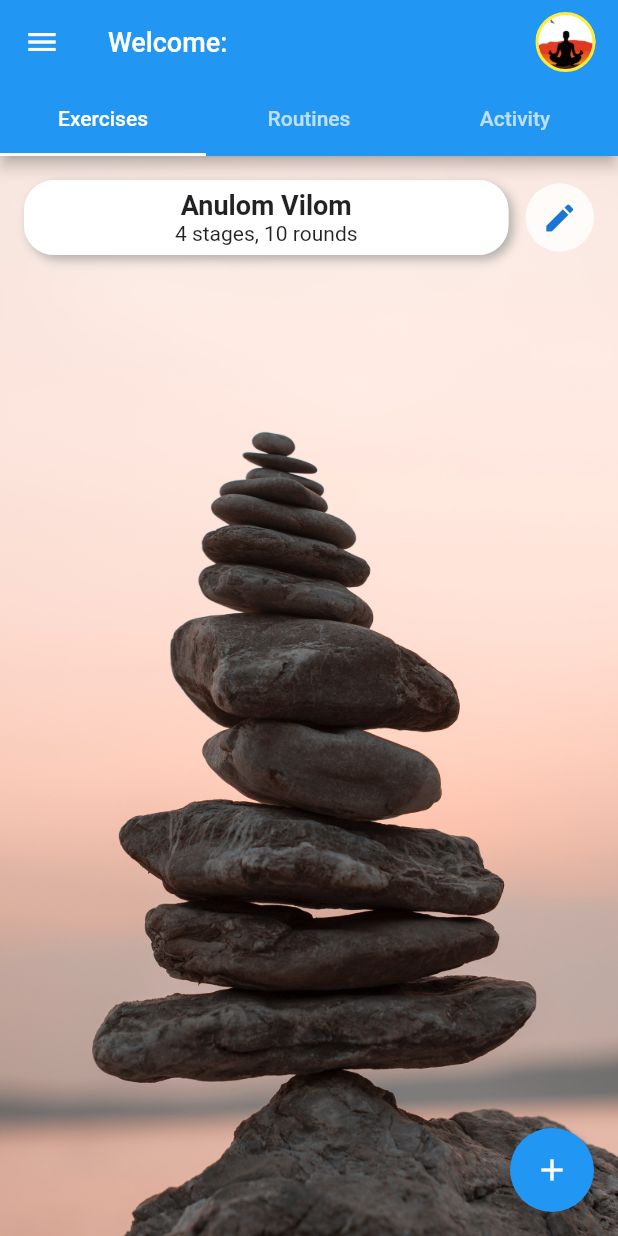
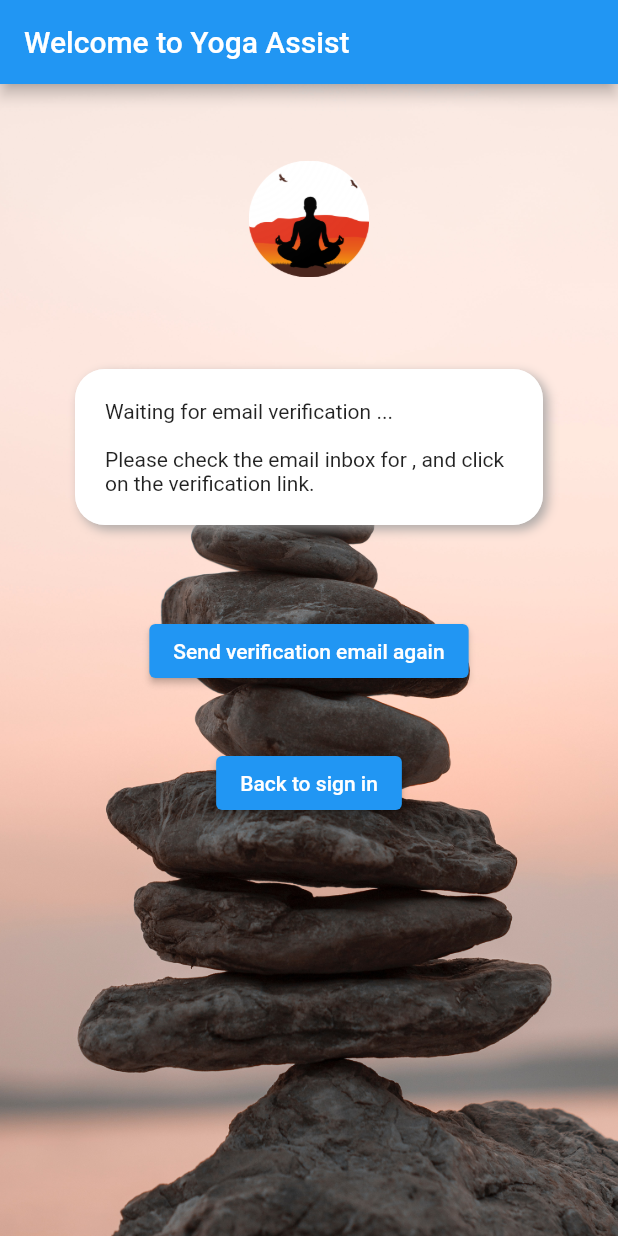
Before and after one commit to sandeshgoel/yoga-app, a Flutter app: the screen it shows once a user with an empty profile is signed in, on a phone screen of 412 x 824 dp. Run offline on Flutter 3.47's test engine with Material 2 defaults, Android fonts, the phone set to English and light mode, and no system bars; our stand-ins replace audioplayers, charts_flutter, cloud_firestore, firebase_auth, firebase_core, flutter_form_builder and 7 more; accounts and stored records are empty.

Commit message:
Added email verification

```diff
--- a/lib/main.dart
+++ b/lib/main.dart
@@ -2,10 +2,10 @@ import 'package:firebase_auth/firebase_auth.dart';
 import 'package:flutter/material.dart';
 import 'package:provider/provider.dart';
 import 'package:firebase_core/firebase_core.dart';
+import 'package:yoga/pages/email_verify_page.dart';
 import 'package:yoga/services/auth.dart';
-import 'package:yoga/services/database.dart';
+
 import 'package:yoga/pages/authenticate_page.dart';
-import 'package:yoga/services/tts.dart';
 
 import 'services/settings.dart';
 import 'pages/home_page.dart';
@@ -59,55 +59,10 @@ class _WrapperState extends State<Wrapper> {
   Widget build(BuildContext context) {
     final dynamic user = Provider.of<User?>(context);
 
-    if (user != null) {
-      _rightAfterSignIn(context, user);
-    }
-
-    return ((user != null) ? MyHomePage() : AuthenticatePage());
-  }
-
-  void _rightAfterSignIn(context, user) async {
-    YogaSettings settings = Provider.of<YogaSettings>(context, listen: false);
-    String uid = user.uid;
-
-    settings.initSettings();
-    settings.setUid(uid);
-    settings.setEmail(user.email);
-    settings.setVerified(user.emailVerified);
-
-    print('Signed in user ${settings.getEmail()}, reading DB ...');
-
-    var doc = await DBService(uid: uid).getUserData();
-    var cfg = doc.data();
-    if (cfg != null) {
-      if (cfg.isNotEmpty)
-        settings.settingsFromJson(cfg);
-      else
-        print('DB config is empty!!');
-    } else {
-      print('DB record does not exist!!');
-    }
-    settings.saveSettings();
-
-    if (settings.getName() == '') {
-      if (user.displayName == null)
-        settings.setName(settings.getEmail().split('@')[0]);
-      else
-        settings.setName(user.displayName);
-    }
-    settings.setPhoto(user.photoURL ?? '');
-
-    print('User name: ${settings.getName()}, photo: ${settings.getPhoto()}');
-
-    var voices = await Tts().flutterTts.getVoices;
-    List<String> filterVoices = [];
-    for (var voice in voices) {
-      if (voice['locale'] == 'en-IN') {
-        print('Voice: $voice');
-        filterVoices.add(voice['name']);
-      }
-    }
-    settings.setVoices(filterVoices);
-    if (settings.getVoice() == '') settings.setVoice(filterVoices[0]);
+    return Consumer<YogaSettings>(builder: (context, settings, _) {
+      return ((user != null)
+          ? (settings.getVerified() ? MyHomePage() : EmailVerifyPage())
+          : AuthenticatePage());
+    });
   }
 }
--- /dev/null
+++ b/lib/pages/email_verify_page.dart
@@ -0,0 +1,111 @@
+import 'dart:async';
+
+import 'package:firebase_auth/firebase_auth.dart';
+import 'package:flutter/material.dart';
+import 'package:provider/provider.dart';
+import 'package:yoga/services/auth.dart';
+import 'package:yoga/services/settings.dart';
+import 'package:yoga/shared/constants.dart';
+
+class EmailVerifyPage extends StatefulWidget {
+  const EmailVerifyPage({Key? key}) : super(key: key);
+
+  @override
+  _EmailVerifyPageState createState() => _EmailVerifyPageState();
+}
+
+class _EmailVerifyPageState extends State<EmailVerifyPage> {
+  late Timer _timer;
+
+  @override
+  void didChangeDependencies() {
+    _timer = Timer.periodic(Duration(seconds: 10), _timerHandler);
+    super.didChangeDependencies();
+  }
+
+  @override
+  void dispose() {
+    _timer.cancel();
+    super.dispose();
+  }
+
+  void _timerHandler(timer) async {
+    if (!mounted) return;
+
+    YogaSettings settings = Provider.of<YogaSettings>(context, listen: false);
+
+    ScaffoldMessenger.of(context).showSnackBar(SnackBar(
+      content: Text('Loading user again ... '),
+      duration: Duration(milliseconds: 1000),
+    ));
+
+    AuthService().userReload();
+    bool _verified = AuthService().currentUser()!.emailVerified;
+    print(_verified.toString());
+    if (_verified) settings.setVerified(_verified);
+  }
+
+  @override
+  Widget build(BuildContext context) {
+    dynamic user = Provider.of<User?>(context);
+
+    return Scaffold(
+      appBar: AppBar(
+        title: Text('Welcome to Yoga Assist'),
+      ),
+      body: Stack(
+        children: [
+          Container(
+            decoration: BoxDecoration(
+              image: DecorationImage(
+                image: AssetImage("assets/images/background.jpg"),
+                fit: BoxFit.cover,
+              ),
+            ),
+          ),
+          Container(
+            padding: EdgeInsets.symmetric(horizontal: 30, vertical: 10),
+            child: Column(
+              children: [
+                SizedBox(height: 40),
+                Image.asset(
+                  "assets/icon/yoga.png",
+                  height: 80,
+                  width: 80,
+                ),
+                SizedBox(height: 40),
+                Container(
+                  decoration: boxDeco,
+                  margin: EdgeInsets.all(20),
+                  padding: EdgeInsets.all(20),
+                  child: Text(
+                      'Waiting for email verification ...\n\nPlease check the email inbox for ${user.email}, and click on the verification link.'),
+                ),
+                SizedBox(height: 40),
+                ElevatedButton(
+                    onPressed: () {
+                      user.sendEmailVerification();
+                      showDialog(
+                        context: context,
+                        builder: (_) => AlertDialog(
+                          content: Text('Sent email to ${user.email}'),
+                          title: Text('Email sent'),
+                        ),
+                      );
+                    },
+                    child: Text('Send verification email again')),
+                SizedBox(height: 40),
+                ElevatedButton(
+                  onPressed: () {
+                    AuthService().signOut();
+                  },
+                  child: Text('Back to sign in'),
+                ),
+              ],
+            ),
+          )
+        ],
+      ),
+    );
+  }
+}
```
Also changed, not shown: lib/pages/authenticate_page.dart (+131 -59 lines), lib/services/auth.dart (+8 -0 lines), lib/services/settings.dart (+4 -3 lines).
